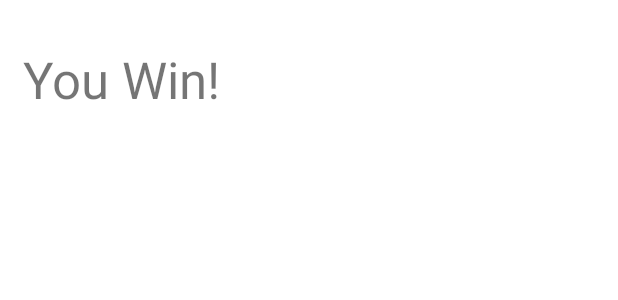
After one commit to dnadawa/DiceDash, an Android app: the layout game_result_window.xml on its own in the app's theme, with its tools: preview values and no code run, on a phone screen of 412 x 824 dp. The commit adds this screen. Shown: the top 300 px of the screen. Run offline under Robolectric (Android 15) with nearby library versions, the phone set to English and light mode, and no system bars.

Commit message:
Add basic result dialog

```diff
--- /dev/null
+++ b/app/src/main/res/layout/game_result_window.xml
@@ -0,0 +1,25 @@
+<?xml version="1.0" encoding="utf-8"?>
+<FrameLayout xmlns:android="http://schemas.android.com/apk/res/android"
+    android:layout_width="wrap_content"
+    android:layout_height="wrap_content"
+    android:background="@color/white"
+    android:orientation="vertical">
+
+    <LinearLayout
+        android:layout_width="wrap_content"
+        android:layout_height="wrap_content"
+        android:layout_marginLeft="15dp"
+        android:layout_marginTop="30dp"
+        android:layout_marginRight="15dp"
+        android:layout_marginBottom="30dp"
+        android:orientation="vertical"
+        android:gravity="center">
+
+        <TextView
+            android:id="@+id/lblWinningStatus"
+            android:layout_width="wrap_content"
+            android:layout_height="wrap_content"
+            android:text="You Win!"
+            android:textSize="34sp" />
+    </LinearLayout>
+</FrameLayout>
--- a/app/src/main/res/values/colors.xml
+++ b/app/src/main/res/values/colors.xml
@@ -7,4 +7,6 @@
     <color name="teal_700">#FF018786</color>
     <color name="black">#FF000000</color>
     <color name="white">#FFFFFFFF</color>
+    <color name="green">#43A047</color>
+    <color name="red">#E53935</color>
 </resources>
```
Also changed, not shown: app/src/main/java/com/w1866973/diceroller/GameActivity.kt (+31 -8 lines).
